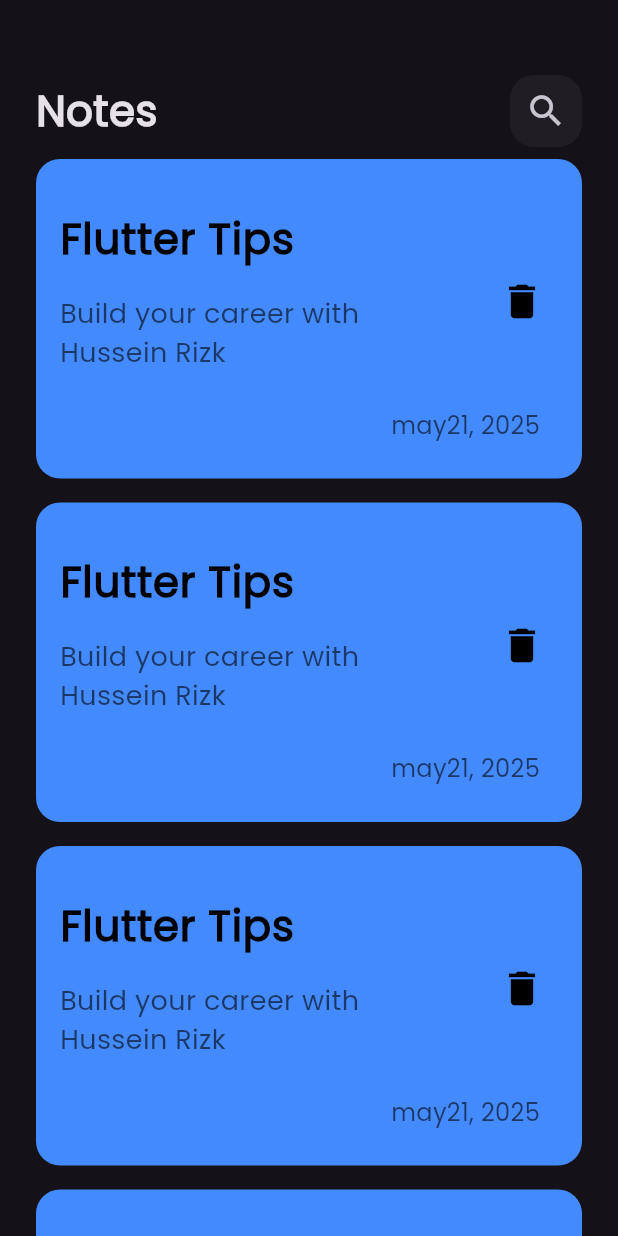
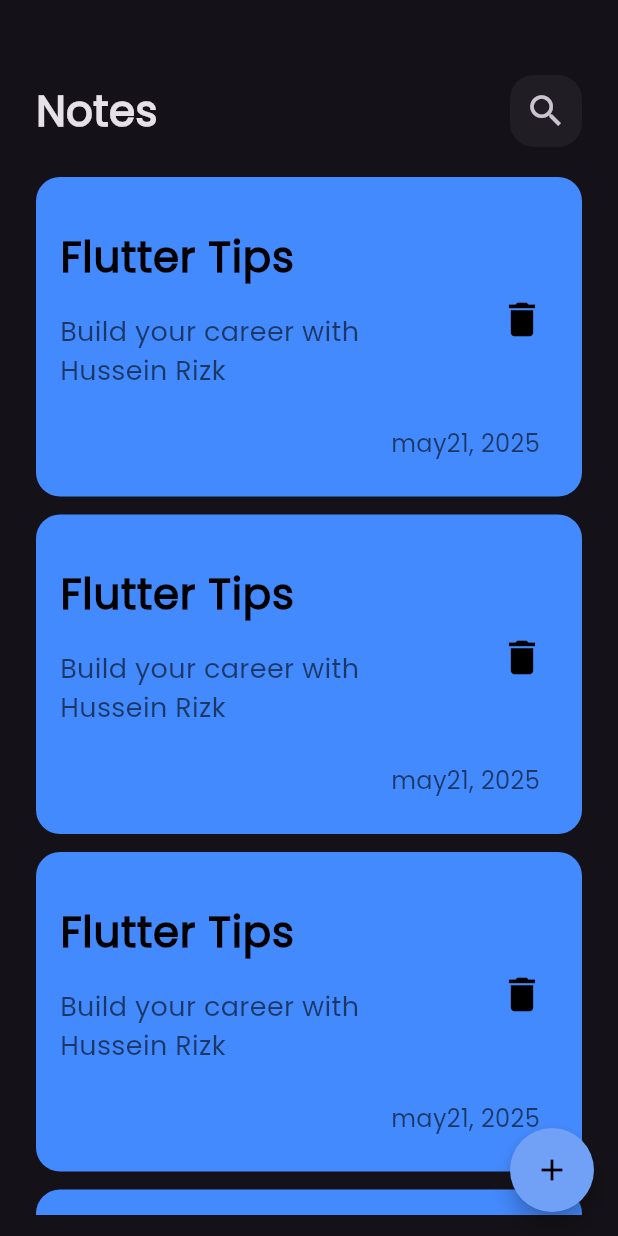
Before and after one commit to ibnRizk/Mind-Vault, a Flutter app: the screen it shows after launch, on a phone screen of 412 x 824 dp. Run offline on Flutter 3.47's test engine with Material 3 defaults, Android fonts, the light colour scheme and no system bars.

Commit message:
create floating action ...

```diff
--- a/lib/main.dart
+++ b/lib/main.dart
@@ -15,6 +15,7 @@ class MindVault extends StatelessWidget {
   @override
   Widget build(BuildContext context) {
     return MaterialApp(
+      debugShowCheckedModeBanner: false,
       theme: ThemeData(brightness: Brightness.dark, fontFamily: 'Poppins'),
       home: NotesView(),
     );
--- a/lib/views/notes_view.dart
+++ b/lib/views/notes_view.dart
@@ -1,5 +1,6 @@
 import 'package:flutter/material.dart';
 
+import 'widget/add_note.dart';
 import 'widget/notes_view_body.dart';
 
 class NotesView extends StatelessWidget {
@@ -7,6 +8,21 @@ class NotesView extends StatelessWidget {
 
   @override
   Widget build(BuildContext context) {
-    return Scaffold(body: NotesViewBody());
+    return Scaffold(
+      body: NotesViewBody(),
+      floatingActionButton: FloatingActionButton(
+        shape: CircleBorder(),
+        backgroundColor: const Color.fromARGB(255, 112, 161, 247),
+        onPressed: () {
+          showBottomSheet(
+            context: context,
+            builder: (context) {
+              return AddNote();
+            },
+          );
+        },
+        child: Icon(Icons.add, color: Colors.black),
+      ),
+    );
   }
 }
--- a/lib/views/widget/note_list_view.dart
+++ b/lib/views/widget/note_list_view.dart
@@ -7,14 +7,18 @@ class NoteListView extends StatelessWidget {
 
   @override
   Widget build(BuildContext context) {
-    return ListView.builder(
+    return Padding(
+      padding: const EdgeInsets.symmetric(vertical: 14),
+      child: ListView.builder(
+        padding: EdgeInsets.zero,
         itemCount: 5,
         itemBuilder: (context, index) {
           return Padding(
-          padding: const EdgeInsets.symmetric(vertical: 8),
+            padding: const EdgeInsets.symmetric(vertical: 6),
             child: NoteItem(),
           );
         },
+      ),
     );
   }
 }
```
Lines whose indentation alone changed are shown as unchanged.
